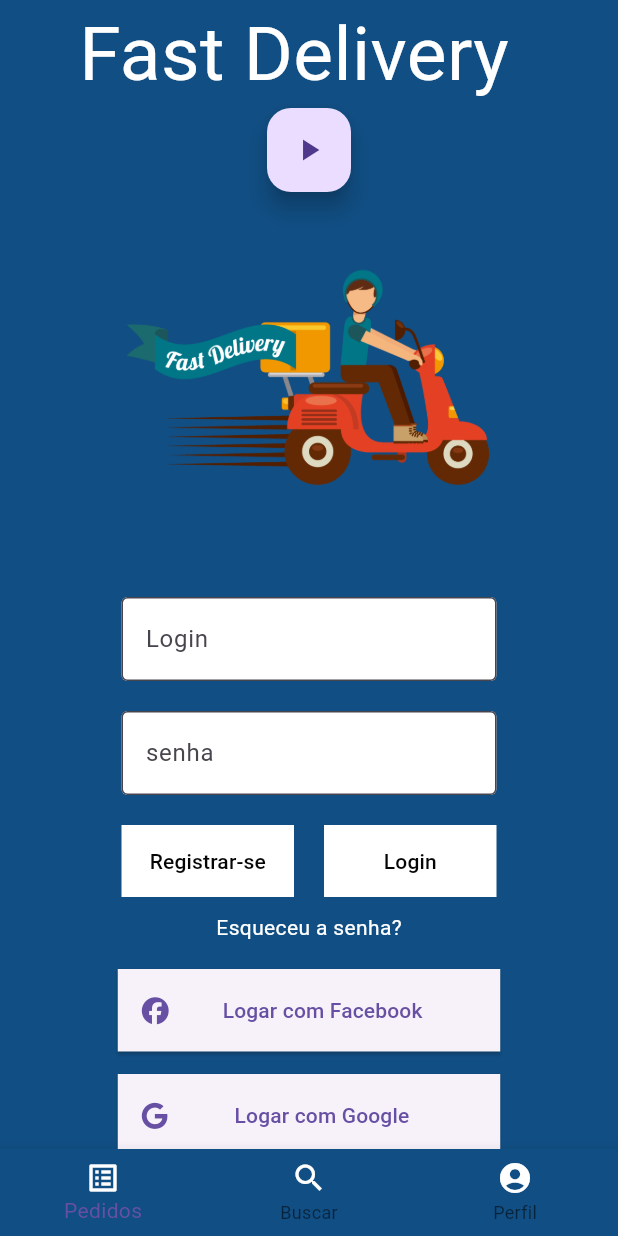
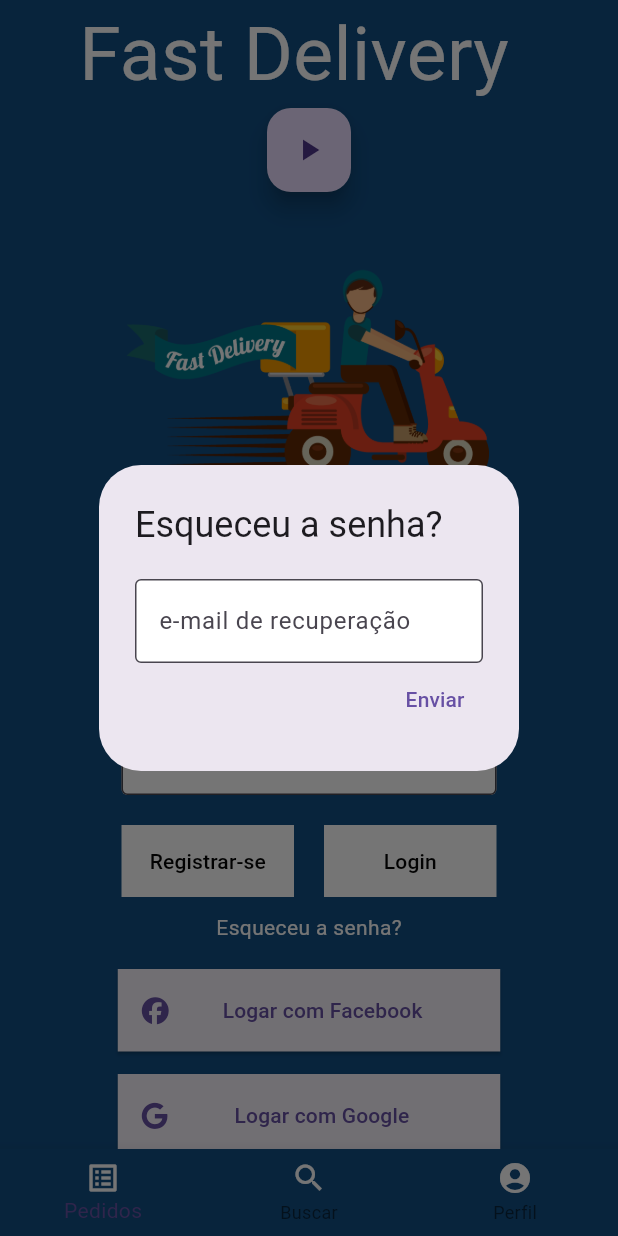
Before and after one commit to Gustavoleal1194/fastDelivery, a Flutter app: the screen it shows after launch, after a tap on "Esqueceu a senha?", on a phone screen of 412 x 824 dp. Run offline on Flutter 3.47's test engine with Material 3 defaults, Android fonts, the phone set to English and light mode, and no system bars; our stand-ins replace font_awesome_flutter.

Commit message:
modal esqueceu senha adicionado

```diff
--- a/lib/app/modules/login_page/login_page_screen.dart
+++ b/lib/app/modules/login_page/login_page_screen.dart
@@ -1,3 +1,4 @@
+import 'package:estudo_flutter/app/modules/login_page/show_dialog_esqueceu_senha.dart';
 import 'package:flutter/material.dart';
 import 'package:font_awesome_flutter/font_awesome_flutter.dart';
 
@@ -202,7 +203,9 @@
                       height: 10,
                     ),
                     InkWell(
-                      onTap: () {},
+                      onTap: () {
+                        ShowDialogEsqueceuSenha.show(context);
+                      },
                       child: const Text(
                         'Esqueceu a senha?',
                         style: TextStyle(color: Colors.white),
--- /dev/null
+++ b/lib/app/modules/login_page/show_dialog_esqueceu_senha.dart
@@ -0,0 +1,34 @@
+import 'package:estudo_flutter/app/modules/login_page/show_dialog_confirm_email.dart';
+import 'package:flutter/material.dart';
+
+class ShowDialogEsqueceuSenha {
+  static Future<void> show(BuildContext ctx) async {
+    await showDialog(
+        context: ctx,
+        builder: (BuildContext context) {
+          return AlertDialog(
+            title: const Text('Esqueceu a senha?'),
+            actions: <Widget>[
+              TextFormField(
+                cursorColor: Colors.black,
+                maxLines: 1,
+                textAlign: TextAlign.start,
+                decoration: const InputDecoration(
+                  fillColor: Colors.white,
+                  filled: true,
+                  counterText: '',
+                  border: OutlineInputBorder(),
+                  labelText: 'e-mail de recuperação',
+                ),
+              ),
+              TextButton(
+                child: const Text('Enviar'),
+                onPressed: () {
+                  ShowDialogConfirmEmail.show(context);
+                },
+              ),
+            ],
+          );
+        });
+  }
+}
--- a/lib/app/modules/registrar_page/registrar_page_screen.dart
+++ b/lib/app/modules/registrar_page/registrar_page_screen.dart
@@ -226,8 +226,6 @@
                   height: 20,
                 ),
                 Center(
-                  child: Container(
-                    color: Colors.white,
                   child: SizedBox(
                     width: 250,
                     child: TextFormField(
@@ -256,10 +254,11 @@
                         }
                       },
                       decoration: const InputDecoration(
+                        fillColor: Colors.white,
+                        filled: true,
                         counterText: '',
                         border: OutlineInputBorder(),
                         labelText: 'Data de nascimento',
-                        ),
                       ),
                     ),
                   ),
```
Also changed, not shown: lib/app/modules/login_page/show_dialog_confirm_email.dart (added, +24 -0 lines). Lines whose indentation alone changed are shown as unchanged.
